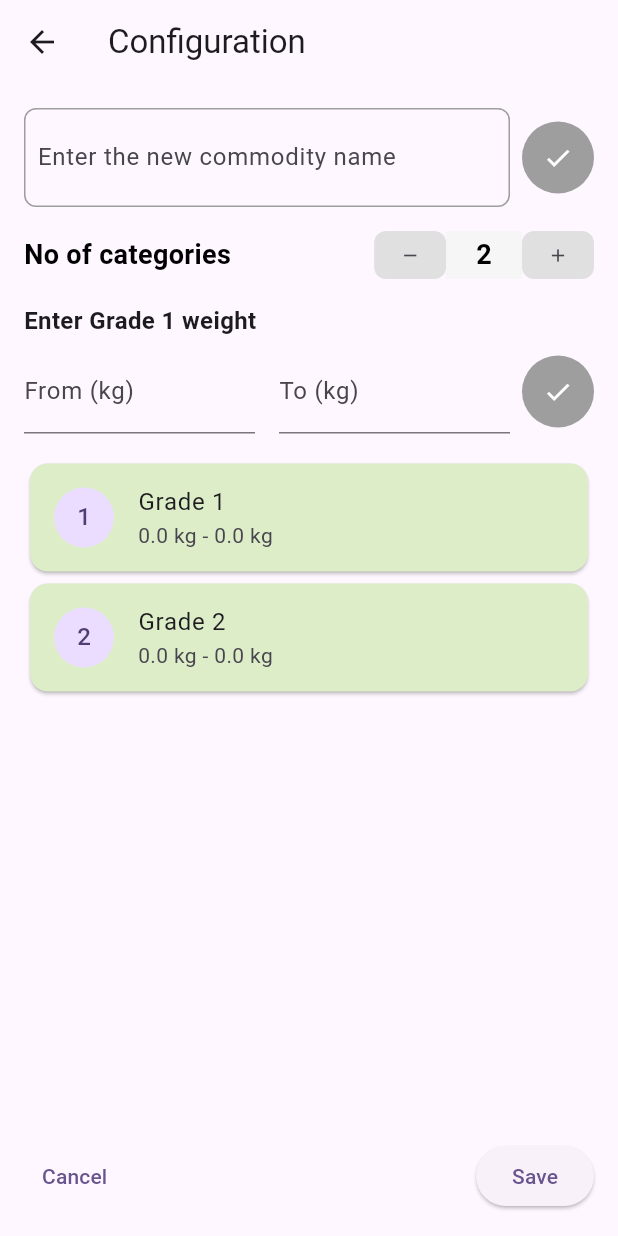
After one commit to immanuel2711/GradeNSort, a Flutter app: the screen it shows after launch, item 2 of the bottom bar chosen, after a tap on the "remove" icon, on a phone screen of 412 x 824 dp. The commit adds this screen. Run offline on Flutter 3.47's test engine with Material 3 defaults, Android fonts, the phone set to English and light mode, and no system bars.

Commit message:
configuration

```diff
--- /dev/null
+++ b/lib/screens/configuration.dart
@@ -0,0 +1,298 @@
+import 'package:flutter/material.dart';
+
+class ConfigurationPage extends StatefulWidget {
+  const ConfigurationPage({Key? key}) : super(key: key);
+
+  @override
+  _ConfigurationPageState createState() => _ConfigurationPageState();
+}
+
+class _ConfigurationPageState extends State<ConfigurationPage> {
+  int _numberOfCategories = 3;
+  int _currentCategoryIndex = 0;
+  TextEditingController _commodityController = TextEditingController();
+  TextEditingController _fromKgController = TextEditingController();
+  TextEditingController _toKgController = TextEditingController();
+  bool _isButtonEnabled = false;
+  List<Map<String, double>> _gradeWeights = [];
+
+  @override
+  void initState() {
+    super.initState();
+    _initializeGradeWeights();
+  }
+
+  void _initializeGradeWeights() {
+    _gradeWeights = List.generate(_numberOfCategories, (index) => {'fromKg': 0, 'toKg': 0});
+  }
+
+  void _updateLabel(String value) {
+    setState(() {
+      _isButtonEnabled = value.isNotEmpty; // Enable button only if there's text
+    });
+  }
+
+  void _saveWeights() {
+    final fromKg = double.tryParse(_fromKgController.text) ?? 0;
+    final toKg = double.tryParse(_toKgController.text) ?? 0;
+
+    if (fromKg > 0 && toKg > fromKg) {
+      setState(() {
+        // Save the weights for the current grade
+        _gradeWeights[_currentCategoryIndex] = {'fromKg': fromKg, 'toKg': toKg};
+        // Move to the next grade
+        _currentCategoryIndex++;
+
+        // If there are more categories, update the input fields and enable the button
+        if (_currentCategoryIndex < _numberOfCategories) {
+          _updateWeightControllers();
+        } else {
+          // Clear input fields and disable button
+          _commodityController.clear();
+          _fromKgController.clear();
+          _toKgController.clear();
+          _isButtonEnabled = false;
+          // Optionally: Show a success message or navigate away
+        }
+      });
+    } else {
+      // Optionally: Show an error message
+    }
+  }
+
+  void _updateWeightControllers() {
+    _fromKgController.text = '';
+    _toKgController.text = '';
+    _isButtonEnabled = false;
+  }
+
+  @override
+  Widget build(BuildContext context) {
+    return Scaffold(
+      appBar: AppBar(
+        title: const Text('Configuration'),
+      ),
+      body: Padding(
+        padding: const EdgeInsets.all(16.0),
+        child: Column(
+          crossAxisAlignment: CrossAxisAlignment.start,
+          children: [
+            // TextField and tick button row
+            Row(
+              children: [
+                Expanded(
+                  child: Container(
+                    padding: const EdgeInsets.symmetric(horizontal: 8.0, vertical: 8.0),
+                    decoration: BoxDecoration(
+                      borderRadius: BorderRadius.circular(8),
+                      border: Border.all(color: Colors.grey),
+                    ),
+                    child: TextField(
+                      controller: _commodityController,
+                      decoration: InputDecoration(
+                        hintText: 'Enter the new commodity name',
+                        border: InputBorder.none,
+                      ),
+                      onChanged: _updateLabel,
+                    ),
+                  ),
+                ),
+                const SizedBox(width: 8),
+                Container(
+                  decoration: BoxDecoration(
+                    shape: BoxShape.circle,
+                    color: _isButtonEnabled ? Colors.green : Colors.grey,
+                  ),
+                  child: IconButton(
+                    iconSize: 20,
+                    icon: const Icon(Icons.check, color: Colors.white),
+                    onPressed: _isButtonEnabled
+                        ? () {
+                      // Logic for the tick button
+                      print('Commodity name: ${_commodityController.text}');
+                    }
+                        : null,
+                  ),
+                ),
+              ],
+            ),
+            const SizedBox(height: 16),
+            // No of categories section
+            Row(
+              mainAxisAlignment: MainAxisAlignment.spaceBetween,
+              children: [
+                const Text(
+                  'No of categories',
+                  style: TextStyle(
+                    fontSize: 18,
+                    fontWeight: FontWeight.bold,
+                    color: Colors.black,
+                  ),
+                ),
+                Row(
+                  children: [
+                    Container(
+                      height: 32,
+                      decoration: BoxDecoration(
+                        borderRadius: BorderRadius.circular(8),
+                        color: const Color(0xFFE0E0E0),
+                      ),
+                      child: IconButton(
+                        iconSize: 14,
+                        icon: const Icon(Icons.remove),
+                        onPressed: () {
+                          setState(() {
+                            if (_numberOfCategories > 1) {
+                              _numberOfCategories--;
+                              if (_currentCategoryIndex >= _numberOfCategories) {
+                                _currentCategoryIndex = _numberOfCategories - 1;
+                              }
+                              _initializeGradeWeights();
+                            }
+                          });
+                        },
+                      ),
+                    ),
+                    Container(
+                      height: 32,
+                      padding: const EdgeInsets.symmetric(horizontal: 20),
+                      decoration: const BoxDecoration(
+                        color: Color(0xFFF6F6F6),
+                      ),
+                      child: Center(
+                        child: Text(
+                          '$_numberOfCategories',
+                          style: const TextStyle(
+                            fontSize: 18,
+                            fontWeight: FontWeight.bold,
+                            color: Colors.black,
+                          ),
+                        ),
+                      ),
+                    ),
+                    Container(
+                      height: 32,
+                      decoration: BoxDecoration(
+                        borderRadius: BorderRadius.circular(8),
+                        color: const Color(0xFFE0E0E0),
+                      ),
+                      child: IconButton(
+                        iconSize: 14,
+                        icon: const Icon(Icons.add),
+                        onPressed: () {
+                          setState(() {
+                            _numberOfCategories++;
+                            _initializeGradeWeights();
+                          });
+                        },
+                      ),
+                    ),
+                  ],
+                ),
+              ],
+            ),
+            const SizedBox(height: 16),
+            // Dynamic weight entry
+            if (_currentCategoryIndex < _numberOfCategories)
+              Column(
+                crossAxisAlignment: CrossAxisAlignment.start,
+                children: [
+                  Text(
+                    'Enter Grade ${_currentCategoryIndex + 1} weight',
+                    style: const TextStyle(
+                      fontSize: 16,
+                      fontWeight: FontWeight.bold,
+                    ),
+                  ),
+                  const SizedBox(height: 8),
+                  Row(
+                    children: [
+                      Expanded(
+                        child: TextField(
+                          controller: _fromKgController,
+                          decoration: const InputDecoration(
+                            labelText: 'From (kg)',
+                          ),
+                          keyboardType: TextInputType.number,
+                          onChanged: (value) {
+                            setState(() {
+                              _isButtonEnabled = value.isNotEmpty && _toKgController.text.isNotEmpty;
+                            });
+                          },
+                        ),
+                      ),
+                      const SizedBox(width: 16),
+                      Expanded(
+                        child: TextField(
+                          controller: _toKgController,
+                          decoration: const InputDecoration(
+                            labelText: 'To (kg)',
+                          ),
+                          keyboardType: TextInputType.number,
+                          onChanged: (value) {
+                            setState(() {
+                              _isButtonEnabled = value.isNotEmpty && _fromKgController.text.isNotEmpty;
+                            });
+                          },
+                        ),
+                      ),
+                      const SizedBox(width: 8),
+                      Container(
+                        decoration: BoxDecoration(
+                          shape: BoxShape.circle,
+                          color: _isButtonEnabled ? Colors.green : Colors.grey,
+                        ),
+                        child: IconButton(
+                          iconSize: 20,
+                          icon: const Icon(Icons.check, color: Colors.white),
+                          onPressed: _isButtonEnabled ? _saveWeights : null,
+                        ),
+                      ),
+                    ],
+                  ),
+                ],
+              ),
+            const SizedBox(height: 16),
+            Expanded(
+              child: ListView(
+                children: _gradeWeights.asMap().entries.map((entry) {
+                  int index = entry.key;
+                  Map<String, double> grade = entry.value;
+                  return Card(
+                    color: Colors.lightGreen[100],
+                    child: ListTile(
+                      leading: CircleAvatar(
+                        child: Text('${index + 1}'),
+                      ),
+                      title: Text('Grade ${index + 1}'),
+                      subtitle: Text(
+                        '${grade['fromKg']} kg - ${grade['toKg']} kg',
+                      ),
+                    ),
+                  );
+                }).toList(),
+              ),
+            ),
+            Row(
+              mainAxisAlignment: MainAxisAlignment.spaceBetween,
+              children: [
+                TextButton(
+                  onPressed: () {
+                    // Cancel logic
+                  },
+                  child: const Text('Cancel'),
+                ),
+                ElevatedButton(
+                  onPressed: () {
+                    // Save logic
+                  },
+                  child: const Text('Save'),
+                ),
+              ],
+            ),
+          ],
+        ),
+      ),
+    );
+  }
+}
--- a/lib/screens/dashboard.dart
+++ b/lib/screens/dashboard.dart
@@ -1,4 +1,6 @@
 import 'package:flutter/material.dart';
+
+import 'configuration.dart';
 
 class DashboardPage extends StatelessWidget {
   const DashboardPage({Key? key}) : super(key: key);
@@ -164,6 +166,14 @@ class DashboardPage extends StatelessWidget {
       ),
       bottomNavigationBar: BottomNavigationBar(
         currentIndex: 0,
+        onTap: (index) {
+          if (index == 1) {
+            Navigator.push(
+              context,
+              MaterialPageRoute(builder: (context) => const ConfigurationPage()),
+            );
+          }
+        },
         items: const [
           BottomNavigationBarItem(
             icon: Icon(Icons.home),
```
